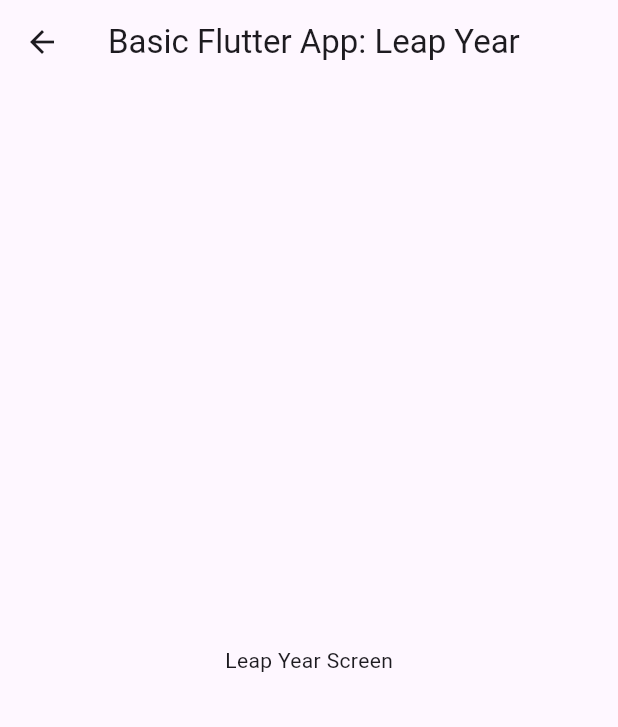
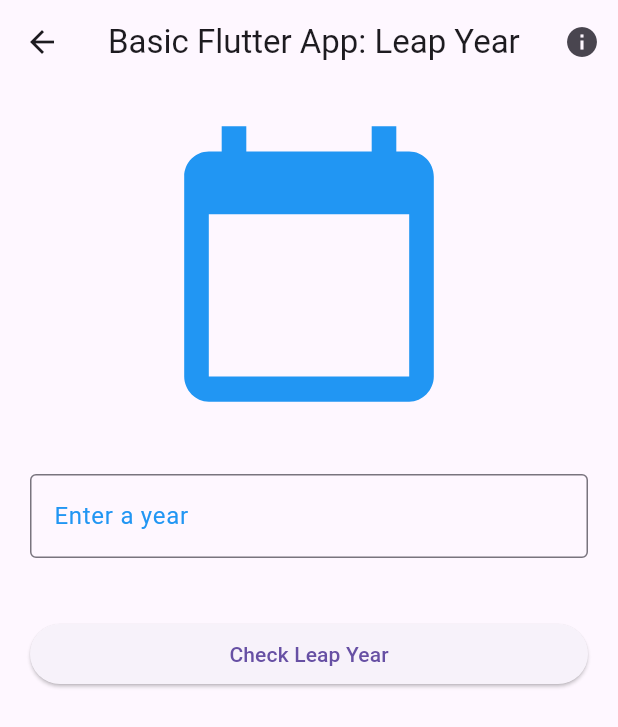
Before and after one commit to Cotbert2/flutter-basic-app, a Flutter app: the LeapYearScreen screen opened directly, on a phone screen of 412 x 824 dp. Shown: the top 727 px of the screen. Run offline on Flutter 3.47's test engine with Material 3 defaults, Android fonts, the phone set to English and light mode, and no system bars.

Commit message:
leap year

```diff
--- /dev/null
+++ b/lib/core/leap.dart
@@ -0,0 +1,13 @@
+class Leap {
+  static bool isLeapYear(int year) {
+    if (year % 4 != 0) {
+      return false;
+    } else if (year % 100 != 0) {
+      return true;
+    } else if (year % 400 != 0) {
+      return false;
+    } else {
+      return true;
+    }
+  }
+}
--- a/lib/screens/leap_year.dart
+++ b/lib/screens/leap_year.dart
@@ -1,17 +1,129 @@
 import 'package:flutter/material.dart';
+import './../core/leap.dart';
 
-class LeapYearScreen extends StatelessWidget {
-  const LeapYearScreen({super.key});
+class LeapYearScreen extends StatefulWidget {
+  @override
+  State<StatefulWidget> createState() => _LeapYearScreenState();
 
+}
+
+class _LeapYearScreenState extends State<LeapYearScreen> {
+//logic
+
+  final TextEditingController _yearController = TextEditingController();
+  String message = '';
+
+  void checkLeapYear(){
+    final year = int.tryParse(_yearController.text) ?? 0;
+
+    setState(() {
+
+
+
+    if (year <= 0) {
+      showDialog(
+        context: context,
+        builder: (BuildContext context) {
+          return AlertDialog(
+            title: const Text('Invalid Input'),
+            content: const Text(
+              'Please enter a valid positive year.',
+            ),
+            actions: [
+              TextButton(
+                onPressed: () {
+                  Navigator.of(context).pop();
+                },
+                child: const Text('OK'),
+              ),
+            ],
+          );
+        },
+      );
+      return;
+    }
+    message = Leap.isLeapYear(year) ? '$year is a leap year.' : '$year is not a leap year.';
+});
+
+
+
+  }
+
+  void showHelperPopUp() {
+    showDialog(
+      context: context,
+      builder: (BuildContext context) {
+        return AlertDialog(
+          title:  Text('Exercise Description #13'),
+          content: const Text(
+            'A year is a leap year if it is a multiple of 4, except for multiples of 100, which are only leap years when they are also multiples of 400, for example the year 1900 was not a leap year, but the year 2000 was. Make a program that, given a year A, tells us if it is a leap year or not',
+          ),
+          actions: [
+            TextButton(
+              onPressed: () {
+                Navigator.of(context).pop();
+              },
+              child:  Text('Close'),
+            ),
+          ],
+        );
+      },
+    );
+  }
+
+
+//view
   @override
   Widget build(BuildContext context) {
     return Scaffold(
       appBar: AppBar(
         title: const Text('Basic Flutter App: Leap Year'),
+        actions: [
+          IconButton(icon: const Icon(Icons.info), onPressed: showHelperPopUp),
+        ],
       ),
-      body: const Center(
-        child: Text('Leap Year Screen'),
-      ),
+      body: Padding(
+        padding: EdgeInsets.all(20.0),
+        child: Column(
+          crossAxisAlignment: CrossAxisAlignment.stretch,
+          children:  [
+            Center(
+              child: Icon(
+                Icons.calendar_today,
+                size: 200.0,
+                color: Colors.blue,
+              ),
+            ),
+            SizedBox(height: 40.0),
+            TextField(
+              decoration: const InputDecoration(
+                border: OutlineInputBorder(),
+                labelText: 'Enter a year',
+                   focusedBorder: OutlineInputBorder(
+                  borderSide: BorderSide(color: Colors.blue, width: 2.0),
+                ),
+                labelStyle: TextStyle(color: Colors.blue),
+              ),
+              keyboardType: TextInputType.number,
+              controller: _yearController,
+
+            ),
+
+            SizedBox(height: 40.0),
+            ElevatedButton(
+              onPressed: checkLeapYear,
+              child: const Text('Check Leap Year'),
+            ),
+            SizedBox(height: 40.0),
+            Center(
+              child: Text(
+                message,
+                  style: TextStyle(fontSize: 16.0, fontWeight: FontWeight.bold),
+              ),
+            )
+
+          ]
+        ))
     );
   }
 }
```
Also changed, not shown: lib/screens/market.dart (+37 -5 lines).
